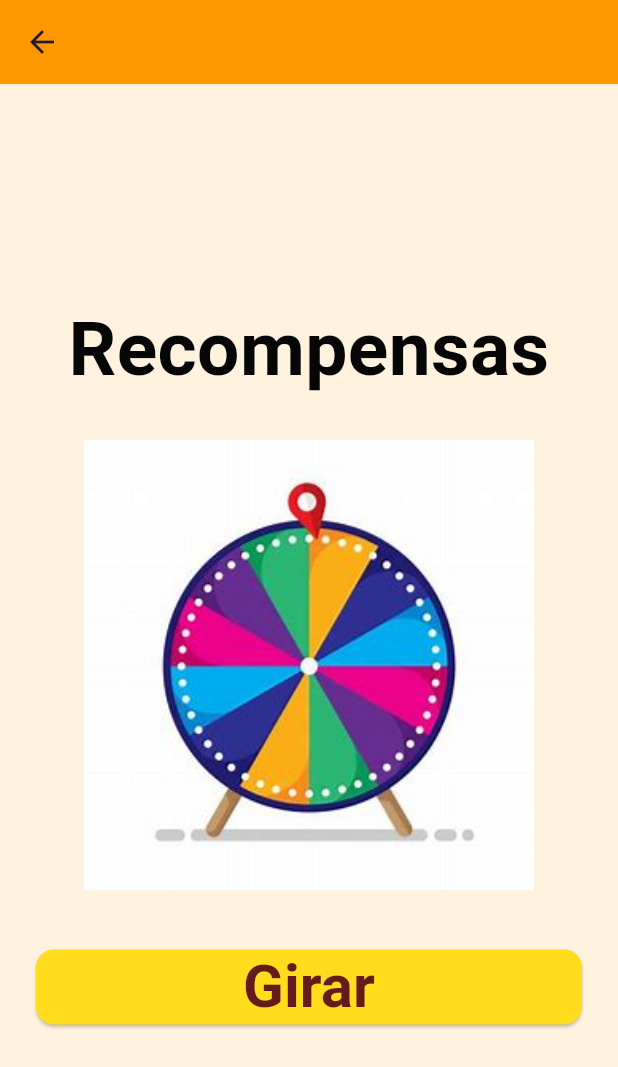
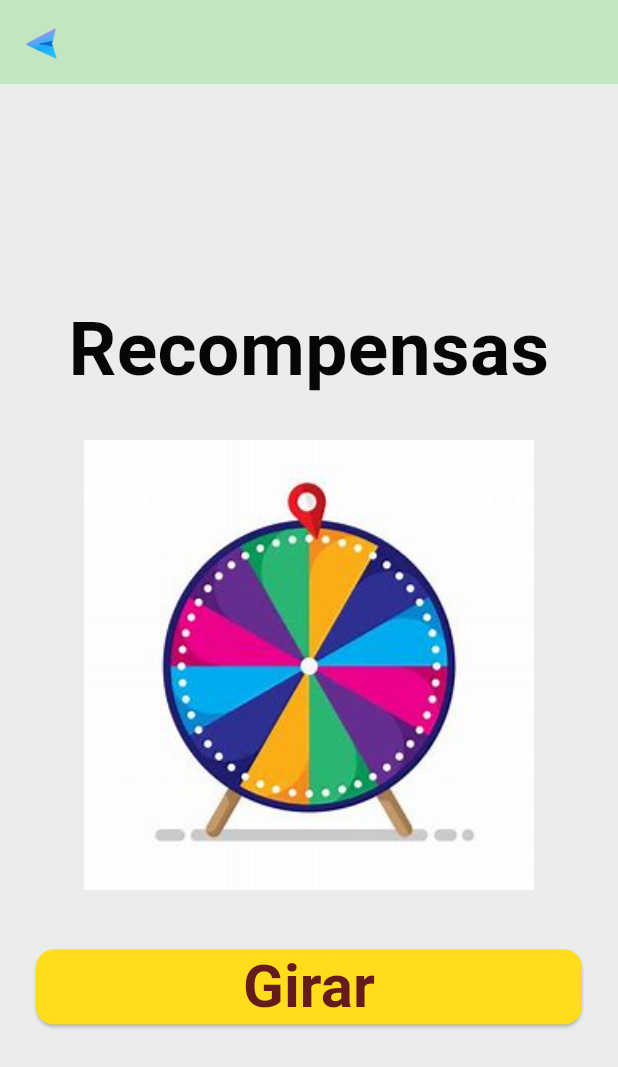
Before and after one commit to Robertatelles/Ux, a Flutter app: the TelaRecompensas screen opened directly, on a phone screen of 412 x 824 dp. Shown: the top 1067 px of the screen. Run offline on Flutter 3.47's test engine with Material 3 defaults, Android fonts, the phone set to English and light mode, and no system bars; our stand-ins replace google_fonts; Roboto replaces fonts that are missing (Jua).

Commit message:
correção de detalhes

```diff
--- a/projetoux/lib/screens/personagens.dart
+++ b/projetoux/lib/screens/personagens.dart
@@ -90,13 +90,12 @@ class _TelaPersonagensState extends State<TelaPersonagens> {
                         boxShadow: [
   if (selecionado)
     BoxShadow(
-                              color: Colors.blue.withAlpha(
-                                (255 * 0.3).toInt(),
-                              ), // atualizado
+      color: Colors.blue.withAlpha((255 * 0.3).toInt()), // atualizado
       blurRadius: 10,
       spreadRadius: 2,
       offset: const Offset(0, 4),
     ),
+
                         ],
                       ),
                       child: Padding(
--- a/projetoux/lib/screens/recompensas.dart
+++ b/projetoux/lib/screens/recompensas.dart
@@ -7,12 +7,14 @@ class TelaRecompensas extends StatelessWidget {
 
   @override
   Widget build(BuildContext context) {
-    return Scaffold(
-      backgroundColor: Colors.orange.shade50,
+   return Scaffold(
+      backgroundColor: const Color.fromARGB(255, 235, 237, 235),
       appBar: AppBar(
-        //title: const Text('Recompensas'),
-        backgroundColor: Colors.orange,
-        centerTitle: true,
+        backgroundColor: const Color.fromARGB(255, 193, 230, 193),
+        leading: IconButton(
+          icon: Image.asset('assets/icone_voltar.png', height: 24),
+          onPressed: () => Navigator.pop(context),
+        ),
       ),
       body: SafeArea(
         child: Padding(
```
Lines whose indentation alone changed are shown as unchanged.
